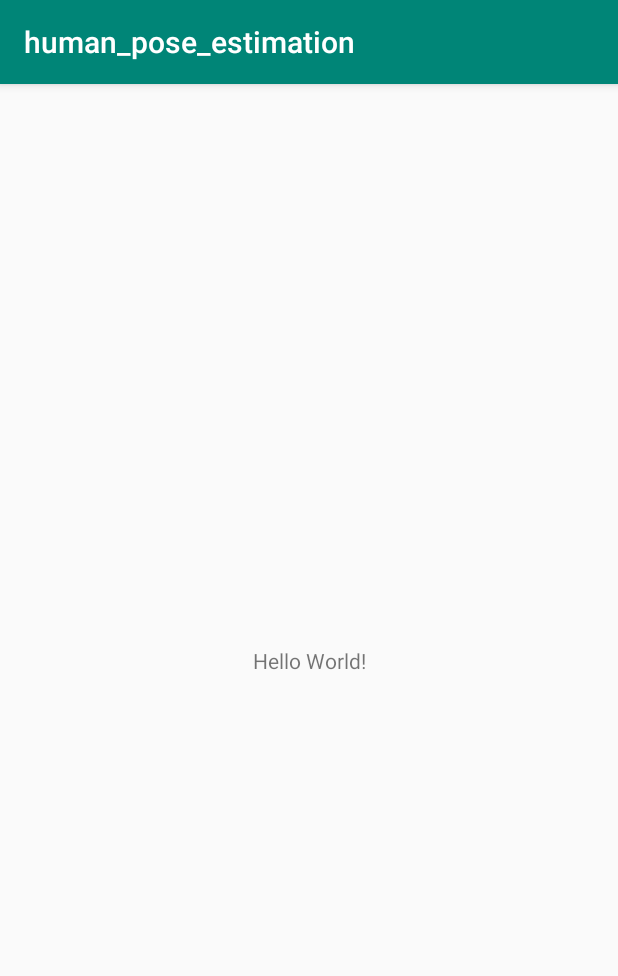
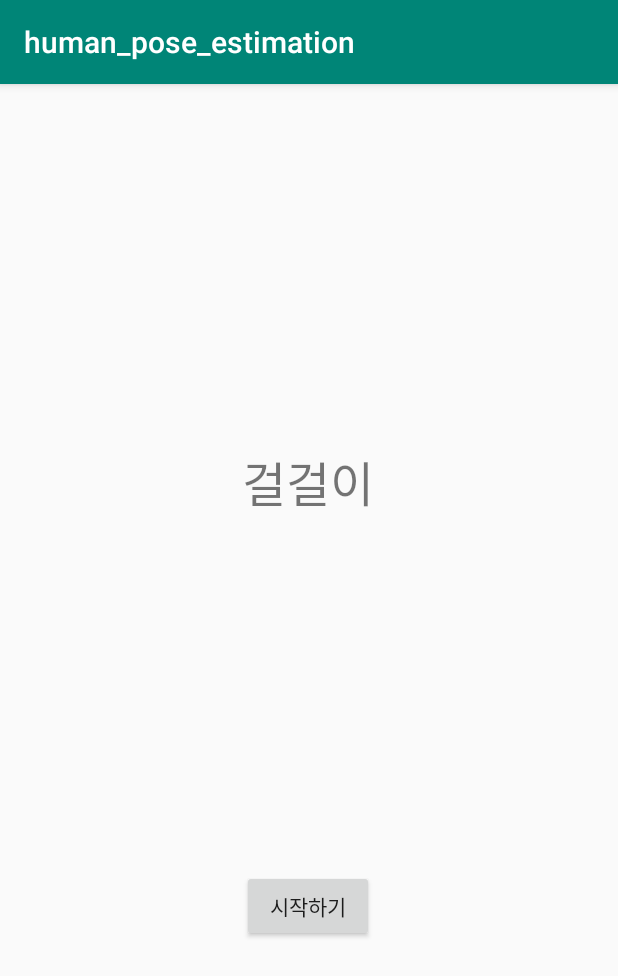
Before and after one commit to wh2per/Gait-Analytics-Application, an Android app: the screen it shows after launch (MainActivity), on a phone screen of 412 x 824 dp. Shown: the top 976 px of the screen. Run offline under Robolectric (Android 15) with nearby library versions, the phone set to English and light mode, and no system bars.

Commit message:
Implement MainActivity and WebviewActivity

```diff
--- a/app/src/main/AndroidManifest.xml
+++ b/app/src/main/AndroidManifest.xml
@@ -1,6 +1,7 @@
 <?xml version="1.0" encoding="utf-8"?>
 <manifest xmlns:android="http://schemas.android.com/apk/res/android"
     package="com.wh2per.human_pose_estimation">
+    <uses-permission android:name="android.permission.INTERNET"></uses-permission>
 
     <application
         android:allowBackup="true"
@@ -16,6 +17,9 @@
                 <category android:name="android.intent.category.LAUNCHER" />
             </intent-filter>
         </activity>
+        <activity android:name=".WebViewActivity">
+            android:configChanges="orientation|keyboardHidden|screenSize"
+        </activity>
     </application>
 
 </manifest>
--- a/app/src/main/java/com/wh2per/human_pose_estimation/MainActivity.java
+++ b/app/src/main/java/com/wh2per/human_pose_estimation/MainActivity.java
@@ -1,13 +1,33 @@
 package com.wh2per.human_pose_estimation;
 
+import android.content.Context;
+import android.content.Intent;
 import android.support.v7.app.AppCompatActivity;
 import android.os.Bundle;
+import android.util.Log;
+import android.view.View;
+import android.widget.Button;
 
 public class MainActivity extends AppCompatActivity {
+
+    private Button startbutton;
+    private Context cont;
 
     @Override
     protected void onCreate(Bundle savedInstanceState) {
         super.onCreate(savedInstanceState);
         setContentView(R.layout.activity_main);
+
+        cont = getApplicationContext();
+
+        startbutton = findViewById(R.id.startbutton);
+        startbutton.setOnClickListener(new Button.OnClickListener() {
+            @Override
+            public void onClick(View view) {
+                Intent intent = new Intent(cont, WebViewActivity.class);
+                startActivity(intent);
+                Log.e("a","aaa");
+            }
+        });
     }
 }
--- a/app/src/main/res/layout/activity_main.xml
+++ b/app/src/main/res/layout/activity_main.xml
@@ -1,5 +1,6 @@
 <?xml version="1.0" encoding="utf-8"?>
-<android.support.constraint.ConstraintLayout xmlns:android="http://schemas.android.com/apk/res/android"
+<android.support.constraint.ConstraintLayout
+    xmlns:android="http://schemas.android.com/apk/res/android"
     xmlns:app="http://schemas.android.com/apk/res-auto"
     xmlns:tools="http://schemas.android.com/tools"
     android:layout_width="match_parent"
@@ -7,12 +8,31 @@
     tools:context=".MainActivity">
 
     <TextView
-        android:layout_width="wrap_content"
-        android:layout_height="wrap_content"
-        android:text="Hello World!"
+        android:id="@+id/textView"
+        android:layout_width="89dp"
+        android:layout_height="46dp"
+        android:text="걸걸이"
+        android:textSize="32sp"
         app:layout_constraintBottom_toBottomOf="parent"
         app:layout_constraintLeft_toLeftOf="parent"
         app:layout_constraintRight_toRightOf="parent"
-        app:layout_constraintTop_toTopOf="parent" />
+        app:layout_constraintTop_toTopOf="parent"
+        app:layout_constraintVertical_bias="0.334" />
+
+    <Button
+        android:id="@+id/startbutton"
+        android:layout_width="wrap_content"
+        android:layout_height="wrap_content"
+        android:layout_marginStart="16dp"
+        android:layout_marginTop="16dp"
+        android:layout_marginEnd="16dp"
+        android:layout_marginBottom="16dp"
+        android:text="시작하기"
+        app:layout_constraintBottom_toBottomOf="parent"
+        app:layout_constraintEnd_toEndOf="parent"
+        app:layout_constraintHorizontal_bias="0.498"
+        app:layout_constraintStart_toStartOf="parent"
+        app:layout_constraintTop_toBottomOf="@+id/textView"
+        app:layout_constraintVertical_bias="0.55" />
 
 </android.support.constraint.ConstraintLayout>
```
Also changed, not shown: app/src/main/java/com/wh2per/human_pose_estimation/WebViewActivity.java (added, +45 -0 lines), app/src/main/res/layout/activity_webview.xml (added, +14 -0 lines).
